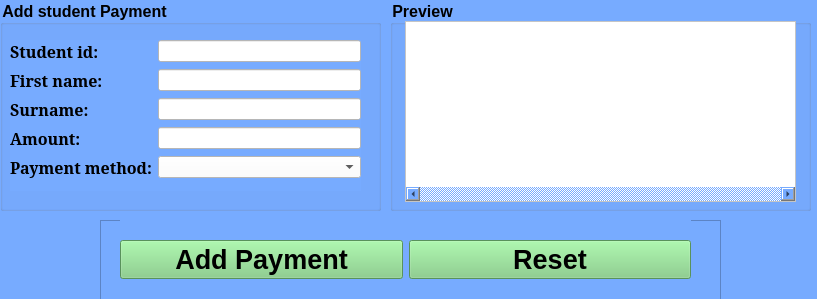
sangwani-coder/PyQt5-SDMS-Desktop, file Windows/acct_form.ui: the form before one commit.
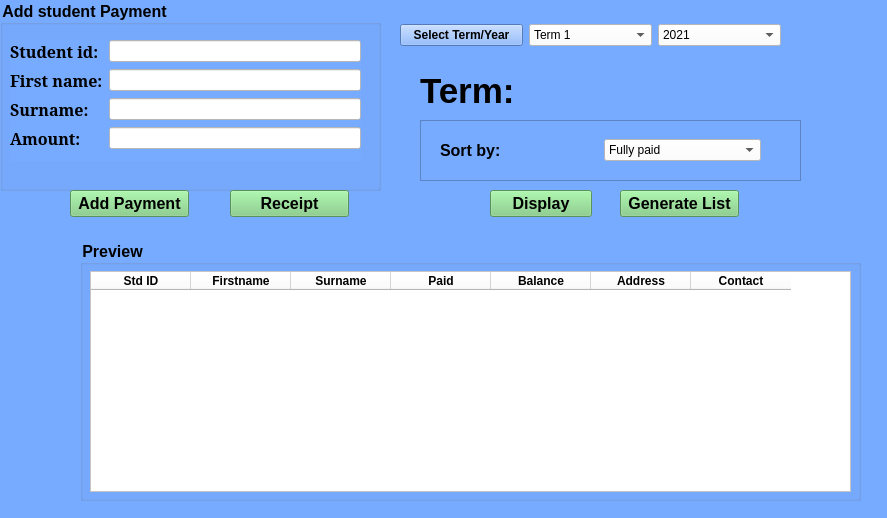
The form after the commit.

What changed in the file:
```diff
--- a/Windows/acct_form.ui
+++ b/Windows/acct_form.ui
@@ -6,8 +6,8 @@
    <rect>
     <x>0</x>
     <y>0</y>
-    <width>817</width>
-    <height>299</height>
+    <width>887</width>
+    <height>518</height>
    </rect>
   </property>
   <property name="windowTitle">
@@ -22,7 +22,7 @@
      <x>0</x>
      <y>0</y>
      <width>381</width>
-     <height>211</height>
+     <height>191</height>
     </rect>
    </property>
    <property name="font">
@@ -44,7 +44,7 @@
       <x>10</x>
       <y>40</y>
       <width>351</width>
-      <height>151</height>
+      <height>121</height>
      </rect>
     </property>
     <property name="styleSheet">
@@ -151,41 +151,16 @@
        </property>
       </widget>
      </item>
-     <item row="4" column="0">
-      <widget class="QLabel" name="label_6">
-       <property name="font">
-        <font>
-         <family>MS Serif</family>
-         <pointsize>12</pointsize>
-         <weight>75</weight>
-         <bold>true</bold>
-        </font>
-       </property>
-       <property name="styleSheet">
-        <string notr="true">background-color: rgb(119, 171, 255);</string>
-       </property>
-       <property name="text">
-        <string>Payment method:</string>
-       </property>
-      </widget>
-     </item>
-     <item row="4" column="1">
-      <widget class="QComboBox" name="comboBox">
-       <property name="styleSheet">
-        <string notr="true">background-color: rgb(255, 255, 255);</string>
-       </property>
-      </widget>
-     </item>
     </layout>
    </widget>
   </widget>
   <widget class="QGroupBox" name="prt_enrty_form">
    <property name="geometry">
     <rect>
-     <x>390</x>
-     <y>0</y>
-     <width>421</width>
-     <height>211</height>
+     <x>80</x>
+     <y>240</y>
+     <width>781</width>
+     <height>261</height>
     </rect>
    </property>
    <property name="font">
@@ -201,35 +176,106 @@
    <property name="title">
     <string>Preview</string>
    </property>
-   <widget class="QTreeView" name="treeView">
+   <widget class="QTableWidget" name="tableWidget">
     <property name="geometry">
      <rect>
-      <x>15</x>
-      <y>21</y>
-      <width>391</width>
-      <height>181</height>
+      <x>10</x>
+      <y>31</y>
+      <width>761</width>
+      <height>221</height>
      </rect>
     </property>
     <property name="styleSheet">
      <string notr="true">background-color: rgb(255, 255, 255);</string>
     </property>
-    <property name="horizontalScrollBarPolicy">
-     <enum>Qt::ScrollBarAlwaysOn</enum>
-    </property>
+    <column>
+     <property name="text">
+      <string>Std ID</string>
+     </property>
+     <property name="font">
+      <font>
+       <weight>75</weight>
+       <bold>true</bold>
+      </font>
+     </property>
+    </column>
+    <column>
+     <property name="text">
+      <string>Firstname</string>
+     </property>
+     <property name="font">
+      <font>
+       <weight>75</weight>
+       <bold>true</bold>
+      </font>
+     </property>
+    </column>
+    <column>
+     <property name="text">
+      <string>Surname</string>
+     </property>
+     <property name="font">
+      <font>
+       <weight>75</weight>
+       <bold>true</bold>
+      </font>
+     </property>
+    </column>
+    <column>
+     <property name="text">
+      <string>Paid</string>
+     </property>
+     <property name="font">
+      <font>
+       <weight>75</weight>
+       <bold>true</bold>
+      </font>
+     </property>
+    </column>
+    <column>
+     <property name="text">
+      <string>Balance</string>
+     </property>
+     <property name="font">
+      <font>
+       <weight>75</weight>
+       <bold>true</bold>
+      </font>
+     </property>
+    </column>
+    <column>
+     <property name="text">
+      <string>Address</string>
+     </property>
+     <property name="font">
+      <font>
+       <weight>75</weight>
+       <bold>true</bold>
+      </font>
+     </property>
+    </column>
+    <column>
+     <property name="text">
+      <string>Contact</string>
+     </property>
+     <property name="font">
+      <font>
+       <weight>75</weight>
+       <bold>true</bold>
+      </font>
+     </property>
+    </column>
    </widget>
   </widget>
   <widget class="QFrame" name="frame">
    <property name="geometry">
     <rect>
-     <x>100</x>
-     <y>220</y>
-     <width>621</width>
-     <height>80</height>
+     <x>420</x>
+     <y>120</y>
+     <width>381</width>
+     <height>61</height>
     </rect>
    </property>
-   <property name="styleSheet">
-    <string notr="true">background-color: rgb(119, 171, 255);</string>
-   </property>
    <property name="frameShape">
     <enum>QFrame::StyledPanel</enum>
    </property>
@@ -240,49 +286,235 @@
     <property name="geometry">
      <rect>
       <x>20</x>
-      <y>0</y>
-      <width>571</width>
-      <height>80</height>
+      <y>10</y>
+      <width>321</width>
+      <height>41</height>
      </rect>
     </property>
     <layout class="QHBoxLayout" name="horizontalLayout">
      <item>
-      <widget class="QPushButton" name="pushButton_3">
+      <widget class="QLabel" name="label_2">
        <property name="font">
         <font>
-         <pointsize>20</pointsize>
+         <pointsize>12</pointsize>
          <weight>75</weight>
          <bold>true</bold>
         </font>
        </property>
-       <property name="styleSheet">
-        <string notr="true">background-color: rgb(125, 205, 127);</string>
-       </property>
        <property name="text">
-        <string>Add Payment</string>
+        <string>Sort by: </string>
        </property>
       </widget>
      </item>
      <item>
-      <widget class="QPushButton" name="pushButton_2">
-       <property name="font">
-        <font>
-         <pointsize>20</pointsize>
-         <weight>75</weight>
-         <bold>true</bold>
-        </font>
-       </property>
+      <widget class="QComboBox" name="comboBox_2">
        <property name="styleSheet">
-        <string notr="true">background-color: rgb(125, 205, 127);</string>
+        <string notr="true">background-color: rgb(255, 255, 255);</string>
        </property>
-       <property name="text">
-        <string>Reset</string>
-       </property>
+       <item>
+        <property name="text">
+         <string>Fully paid</string>
+        </property>
+       </item>
+       <item>
+        <property name="text">
+         <string>Balances</string>
+        </property>
+       </item>
+       <item>
+        <property name="text">
+         <string>No payment</string>
+        </property>
+       </item>
       </widget>
      </item>
     </layout>
    </widget>
   </widget>
+  <widget class="QWidget" name="horizontalLayoutWidget_2">
+   <property name="geometry">
+    <rect>
+     <x>400</x>
+     <y>10</y>
+     <width>381</width>
+     <height>51</height>
+    </rect>
+   </property>
+   <layout class="QHBoxLayout" name="horizontalLayout_2">
+    <item>
+     <widget class="QPushButton" name="pushButton_9">
+      <property name="font">
+       <font>
+        <weight>75</weight>
+        <bold>true</bold>
+       </font>
+      </property>
+      <property name="text">
+       <string>Select Term/Year</string>
+      </property>
+     </widget>
+    </item>
+    <item>
+     <widget class="QComboBox" name="comboBox_3">
+      <property name="styleSheet">
+       <string notr="true">background-color: rgb(255, 255, 255);</string>
+      </property>
+      <item>
+       <property name="text">
+        <string>Term 1</string>
+       </property>
+      </item>
+      <item>
+       <property name="text">
+        <string>Term 2</string>
+       </property>
+      </item>
+      <item>
+       <property name="text">
+        <string>Term 3</string>
+       </property>
+      </item>
+     </widget>
+    </item>
+    <item>
+     <widget class="QComboBox" name="comboBox_4">
+      <property name="styleSheet">
+       <string notr="true">background-color: rgb(255, 255, 255);</string>
+      </property>
+      <item>
+       <property name="text">
+        <string>2021</string>
+       </property>
+      </item>
+      <item>
+       <property name="text">
+        <string>2022</string>
+       </property>
+      </item>
+      <item>
+       <property name="text">
+        <string>2023</string>
+       </property>
+      </item>
+     </widget>
+    </item>
+   </layout>
+  </widget>
+  <widget class="QLabel" name="label_Term">
+   <property name="geometry">
+    <rect>
+     <x>420</x>
+     <y>70</y>
+     <width>241</width>
+     <height>41</height>
+    </rect>
+   </property>
+   <property name="font">
+    <font>
+     <pointsize>26</pointsize>
+     <weight>75</weight>
+     <bold>true</bold>
+    </font>
+   </property>
+   <property name="styleSheet">
+    <string notr="true">background-color: rgb(119, 171, 255);</string>
+   </property>
+   <property name="text">
+    <string>Term: </string>
+   </property>
+  </widget>
+  <widget class="QPushButton" name="pushButton_5">
+   <property name="geometry">
+    <rect>
+     <x>70</x>
+     <y>190</y>
+     <width>119</width>
+     <height>27</height>
+    </rect>
+   </property>
+   <property name="font">
+    <font>
+     <pointsize>12</pointsize>
+     <weight>75</weight>
+     <bold>true</bold>
+    </font>
+   </property>
+   <property name="styleSheet">
+    <string notr="true">background-color: rgb(125, 205, 127);</string>
+   </property>
+   <property name="text">
+    <string>Add Payment</string>
+   </property>
+  </widget>
+  <widget class="QPushButton" name="pushButton_6">
+   <property name="geometry">
+    <rect>
+     <x>230</x>
+     <y>190</y>
+     <width>119</width>
+     <height>27</height>
+    </rect>
+   </property>
+   <property name="font">
+    <font>
+     <pointsize>12</pointsize>
+     <weight>75</weight>
+     <bold>true</bold>
+    </font>
+   </property>
+   <property name="styleSheet">
+    <string notr="true">background-color: rgb(125, 205, 127);</string>
+   </property>
+   <property name="text">
+    <string>Receipt</string>
+   </property>
+  </widget>
+  <widget class="QPushButton" name="pushButton_8">
+   <property name="geometry">
+    <rect>
+     <x>490</x>
+     <y>190</y>
+     <width>102</width>
+     <height>27</height>
+    </rect>
+   </property>
+   <property name="font">
+    <font>
+     <pointsize>12</pointsize>
+     <weight>75</weight>
+     <bold>true</bold>
+    </font>
+   </property>
+   <property name="styleSheet">
+    <string notr="true">background-color: rgb(125, 205, 127);</string>
+   </property>
+   <property name="text">
+    <string>Display</string>
+   </property>
+  </widget>
+  <widget class="QPushButton" name="pushButton_4">
+   <property name="geometry">
+    <rect>
+     <x>620</x>
+     <y>190</y>
+     <width>119</width>
+     <height>27</height>
+    </rect>
+   </property>
+   <property name="font">
+    <font>
+     <pointsize>12</pointsize>
+     <weight>75</weight>
+     <bold>true</bold>
+    </font>
+   </property>
+   <property name="styleSheet">
+    <string notr="true">background-color: rgb(125, 205, 127);</string>
+   </property>
+   <property name="text">
+    <string>Generate List</string>
+   </property>
+  </widget>
  </widget>
  <resources/>
  <connections/>
```
